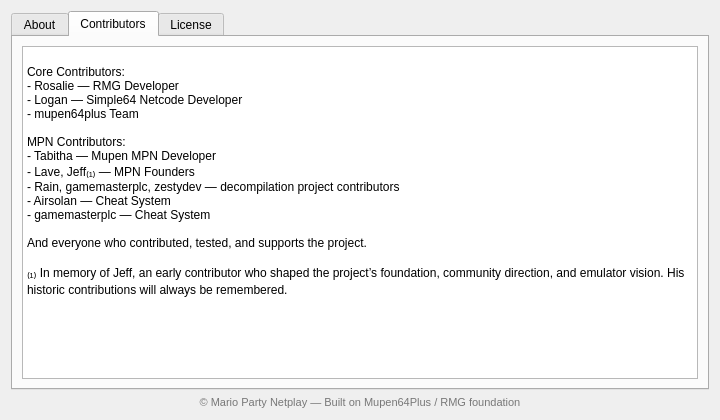
Old version of the form Source/RMG/UserInterface/Dialog/AboutDialog.ui in the repository MarioPartyNetplay/Mupen-MPN.
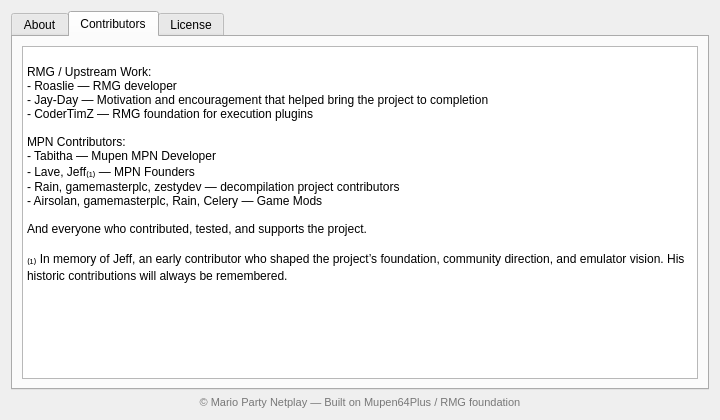
New version of the form. The open tabs and pages were chosen to show the change. Icons and pictures are not drawn.

Commit message: Enhance netplay functionality with focus loss handling and update contributor information in README

Patch:
```diff
--- a/Source/RMG/UserInterface/Dialog/AboutDialog.ui
+++ b/Source/RMG/UserInterface/Dialog/AboutDialog.ui
@@ -170,17 +170,16 @@
 
          <property name="plainText">
           <string>
-Core Contributors:
-- Rosalie — RMG Developer
-- Logan — Simple64 Netcode Developer
-- mupen64plus Team
+RMG / Upstream Work:
+- Roaslie — RMG developer
+- Jay-Day — Motivation and encouragement that helped bring the project to completion
+- CoderTimZ — RMG foundation for execution plugins
 
 MPN Contributors:
 - Tabitha — Mupen MPN Developer
 - Lave, Jeff₍₁₎ — MPN Founders
 - Rain, gamemasterplc, zestydev — decompilation project contributors
-- Airsolan — Cheat System
-- gamemasterplc — Cheat System
+- Airsolan, gamemasterplc, Rain, Celery — Game Mods
 
 And everyone who contributed, tested, and supports the project.
 
```
The commit also changes 5 other files.
